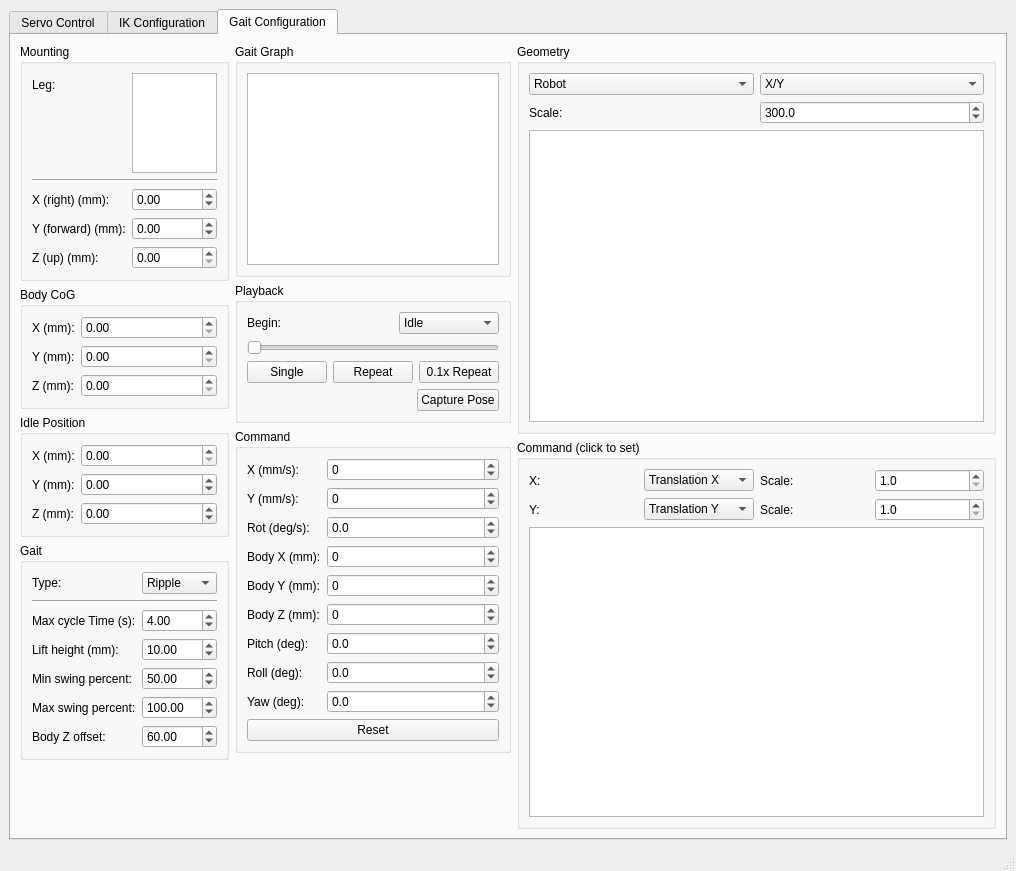
First picture: the form in mtool_main_window.ui, repository mjbots/mjmech, before the edit.
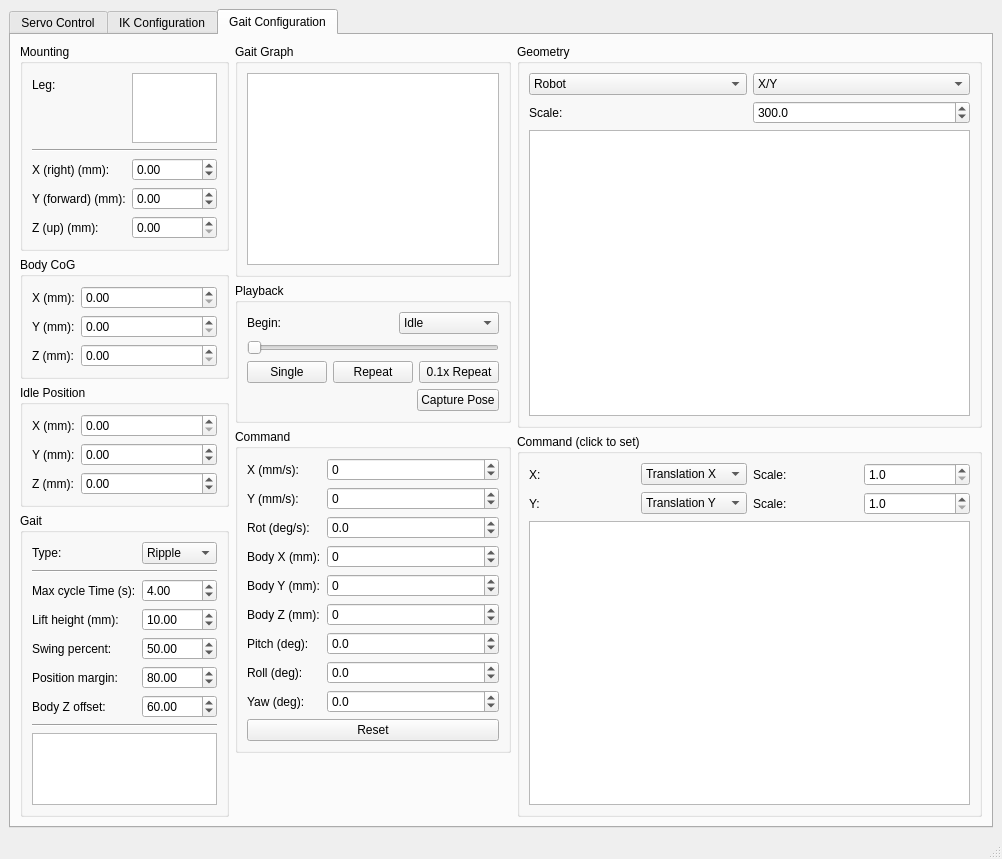
Second picture: the form after the edit. The open tabs and pages were chosen to show the change.

Commit message: mtool: Update UI to include only the parameters I think I will now implement, along with the position margin, which is the new one I realized I needed.

```diff
--- a/mtool_main_window.ui
+++ b/mtool_main_window.ui
@@ -6,8 +6,8 @@
    <rect>
     <x>0</x>
     <y>0</y>
-    <width>1016</width>
-    <height>871</height>
+    <width>1002</width>
+    <height>819</height>
    </rect>
   </property>
   <property name="windowTitle">
@@ -1128,7 +1128,7 @@
              <item row="4" column="0">
               <widget class="QLabel" name="label_8">
                <property name="text">
-                <string>Min swing percent:</string>
+                <string>Swing percent:</string>
                </property>
               </widget>
              </item>
@@ -1145,18 +1145,21 @@
              <item row="5" column="0">
               <widget class="QLabel" name="label_9">
                <property name="text">
-                <string>Max swing percent:</string>
+                <string>Position margin:</string>
                </property>
               </widget>
              </item>
              <item row="5" column="1">
-              <widget class="QDoubleSpinBox" name="maxSwingPercentSpin">
+              <widget class="QDoubleSpinBox" name="positionMarginSpin">
+               <property name="minimum">
+                <double>1.000000000000000</double>
+               </property>
                <property name="maximum">
-                <double>200.000000000000000</double>
-               </property>
-               <property name="value">
                 <double>100.000000000000000</double>
                </property>
+               <property name="value">
+                <double>80.000000000000000</double>
+               </property>
               </widget>
              </item>
              <item row="6" column="0">
@@ -1182,6 +1185,16 @@
                </property>
               </widget>
              </item>
+             <item row="7" column="0" colspan="2">
+              <widget class="Line" name="line_7">
+               <property name="orientation">
+                <enum>Qt::Horizontal</enum>
+               </property>
+              </widget>
+             </item>
+             <item row="8" column="0" colspan="2">
+              <widget class="QTextBrowser" name="gaitOptionsBrowser"/>
+             </item>
             </layout>
            </widget>
           </item>
@@ -1193,7 +1206,7 @@
             <property name="sizeHint" stdset="0">
              <size>
               <width>20</width>
-              <height>40</height>
+              <height>17</height>
              </size>
             </property>
            </spacer>
```
Left out of the diff: 25 changed lines with no effect on the pictures. The commit also changes 2 other files.
